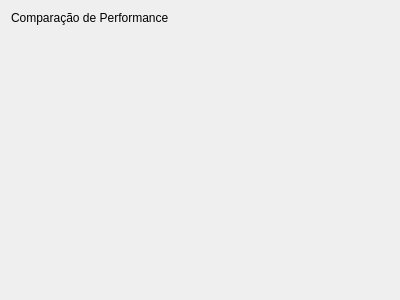
This is Algebra/Matrix01/performance_tab.ui in RicardoBusta/Doutorado as Qt 5 draws it before an edit. The edited form follows.
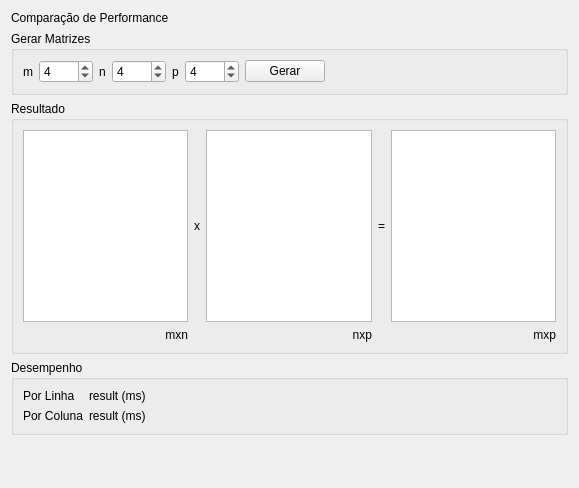
This is the edited form.

Commit message: Agora ele calcula a performance.

What changed in the file:
```diff
--- a/Algebra/Matrix01/performance_tab.ui
+++ b/Algebra/Matrix01/performance_tab.ui
@@ -6,8 +6,8 @@
    <rect>
     <x>0</x>
     <y>0</y>
-    <width>400</width>
-    <height>300</height>
+    <width>579</width>
+    <height>488</height>
    </rect>
   </property>
   <property name="windowTitle">
@@ -21,6 +21,260 @@
      </property>
     </widget>
    </item>
+   <item>
+    <widget class="QGroupBox" name="groupBox">
+     <property name="title">
+      <string>Gerar Matrizes</string>
+     </property>
+     <layout class="QHBoxLayout" name="horizontalLayout">
+      <item>
+       <widget class="QLabel" name="label_2">
+        <property name="text">
+         <string>m</string>
+        </property>
+       </widget>
+      </item>
+      <item>
+       <widget class="QSpinBox" name="m_spinBox">
+        <property name="minimum">
+         <number>1</number>
+        </property>
+        <property name="maximum">
+         <number>9999</number>
+        </property>
+        <property name="value">
+         <number>4</number>
+        </property>
+       </widget>
+      </item>
+      <item>
+       <widget class="QLabel" name="label_3">
+        <property name="text">
+         <string>n</string>
+        </property>
+       </widget>
+      </item>
+      <item>
+       <widget class="QSpinBox" name="n_spinBox">
+        <property name="minimum">
+         <number>1</number>
+        </property>
+        <property name="maximum">
+         <number>9999</number>
+        </property>
+        <property name="value">
+         <number>4</number>
+        </property>
+       </widget>
+      </item>
+      <item>
+       <widget class="QLabel" name="label_4">
+        <property name="text">
+         <string>p</string>
+        </property>
+       </widget>
+      </item>
+      <item>
+       <widget class="QSpinBox" name="p_spinBox">
+        <property name="minimum">
+         <number>1</number>
+        </property>
+        <property name="maximum">
+         <number>9999</number>
+        </property>
+        <property name="value">
+         <number>4</number>
+        </property>
+       </widget>
+      </item>
+      <item>
+       <widget class="QPushButton" name="generate_pushButton">
+        <property name="text">
+         <string>Gerar</string>
+        </property>
+       </widget>
+      </item>
+      <item>
+       <spacer name="horizontalSpacer">
+        <property name="orientation">
+         <enum>Qt::Horizontal</enum>
+        </property>
+        <property name="sizeHint" stdset="0">
+         <size>
+          <width>40</width>
+          <height>20</height>
+         </size>
+        </property>
+       </spacer>
+      </item>
+     </layout>
+    </widget>
+   </item>
+   <item>
+    <widget class="QGroupBox" name="groupBox_2">
+     <property name="title">
+      <string>Resultado</string>
+     </property>
+     <layout class="QGridLayout" name="gridLayout">
+      <item row="0" column="1">
+       <widget class="QLabel" name="label_5">
+        <property name="text">
+         <string>x</string>
+        </property>
+       </widget>
+      </item>
+      <item row="0" column="0">
+       <widget class="QTableWidget" name="A_tableWidget">
+        <property name="editTriggers">
+         <set>QAbstractItemView::NoEditTriggers</set>
+        </property>
+        <property name="rowCount">
+         <number>0</number>
+        </property>
+        <property name="columnCount">
+         <number>0</number>
+        </property>
+        <attribute name="horizontalHeaderDefaultSectionSize">
+         <number>30</number>
+        </attribute>
+        <attribute name="horizontalHeaderMinimumSectionSize">
+         <number>30</number>
+        </attribute>
+        <attribute name="verticalHeaderDefaultSectionSize">
+         <number>30</number>
+        </attribute>
+        <attribute name="verticalHeaderMinimumSectionSize">
+         <number>30</number>
+        </attribute>
+       </widget>
+      </item>
+      <item row="0" column="4">
+       <widget class="QTableWidget" name="C_tableWidget">
+        <property name="editTriggers">
+         <set>QAbstractItemView::NoEditTriggers</set>
+        </property>
+        <property name="rowCount">
+         <number>0</number>
+        </property>
+        <property name="columnCount">
+         <number>0</number>
+        </property>
+        <attribute name="horizontalHeaderDefaultSectionSize">
+         <number>30</number>
+        </attribute>
+        <attribute name="horizontalHeaderMinimumSectionSize">
+         <number>30</number>
+        </attribute>
+        <attribute name="verticalHeaderDefaultSectionSize">
+         <number>30</number>
+        </attribute>
+        <attribute name="verticalHeaderMinimumSectionSize">
+         <number>30</number>
+        </attribute>
+       </widget>
+      </item>
+      <item row="0" column="3">
+       <widget class="QLabel" name="label_6">
+        <property name="text">
+         <string>=</string>
+        </property>
+       </widget>
+      </item>
+      <item row="0" column="2">
+       <widget class="QTableWidget" name="B_tableWidget">
+        <property name="editTriggers">
+         <set>QAbstractItemView::NoEditTriggers</set>
+        </property>
+        <property name="rowCount">
+         <number>0</number>
+        </property>
+        <property name="columnCount">
+         <number>0</number>
+        </property>
+        <attribute name="horizontalHeaderDefaultSectionSize">
+         <number>30</number>
+        </attribute>
+        <attribute name="horizontalHeaderMinimumSectionSize">
+         <number>30</number>
+        </attribute>
+        <attribute name="verticalHeaderDefaultSectionSize">
+         <number>30</number>
+        </attribute>
+        <attribute name="verticalHeaderMinimumSectionSize">
+         <number>30</number>
+        </attribute>
+       </widget>
+      </item>
+      <item row="1" column="0">
+       <widget class="QLabel" name="label_11">
+        <property name="text">
+         <string>mxn</string>
+        </property>
+        <property name="alignment">
+         <set>Qt::AlignRight|Qt::AlignTrailing|Qt::AlignVCenter</set>
+        </property>
+       </widget>
+      </item>
+      <item row="1" column="2">
+       <widget class="QLabel" name="label_12">
+        <property name="text">
+         <string>nxp</string>
+        </property>
+        <property name="alignment">
+         <set>Qt::AlignRight|Qt::AlignTrailing|Qt::AlignVCenter</set>
+        </property>
+       </widget>
+      </item>
+      <item row="1" column="4">
+       <widget class="QLabel" name="label_13">
+        <property name="text">
+         <string>mxp</string>
+        </property>
+        <property name="alignment">
+         <set>Qt::AlignRight|Qt::AlignTrailing|Qt::AlignVCenter</set>
+        </property>
+       </widget>
+      </item>
+     </layout>
+    </widget>
+   </item>
+   <item>
+    <widget class="QGroupBox" name="groupBox_3">
+     <property name="title">
+      <string>Desempenho</string>
+     </property>
+     <layout class="QFormLayout" name="formLayout">
+      <item row="0" column="0">
+       <widget class="QLabel" name="label_7">
+        <property name="text">
+         <string>Por Linha</string>
+        </property>
+       </widget>
+      </item>
+      <item row="1" column="0">
+       <widget class="QLabel" name="label_8">
+        <property name="text">
+         <string>Por Coluna</string>
+        </property>
+       </widget>
+      </item>
+      <item row="0" column="1">
+       <widget class="QLabel" name="row_label">
+        <property name="text">
+         <string>result (ms)</string>
+        </property>
+       </widget>
+      </item>
+      <item row="1" column="1">
+       <widget class="QLabel" name="col_label">
+        <property name="text">
+         <string>result (ms)</string>
+        </property>
+       </widget>
+      </item>
+     </layout>
+    </widget>
+   </item>
    <item>
     <spacer name="verticalSpacer">
      <property name="orientation">
```
The commit also changes 8 other files.
